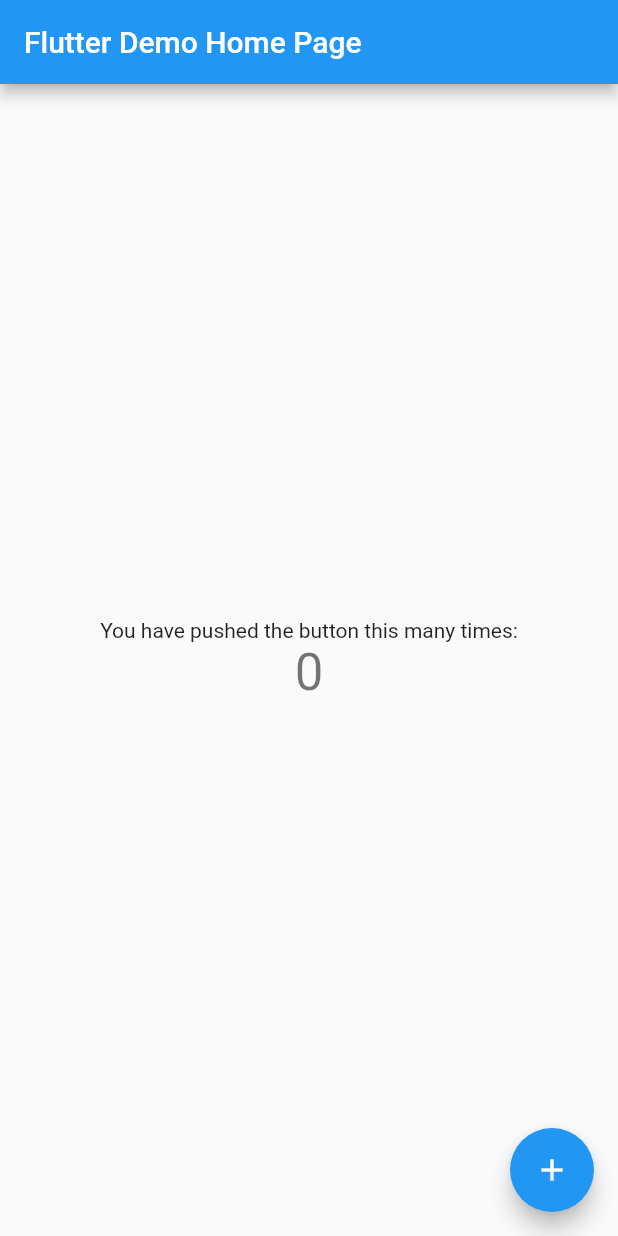
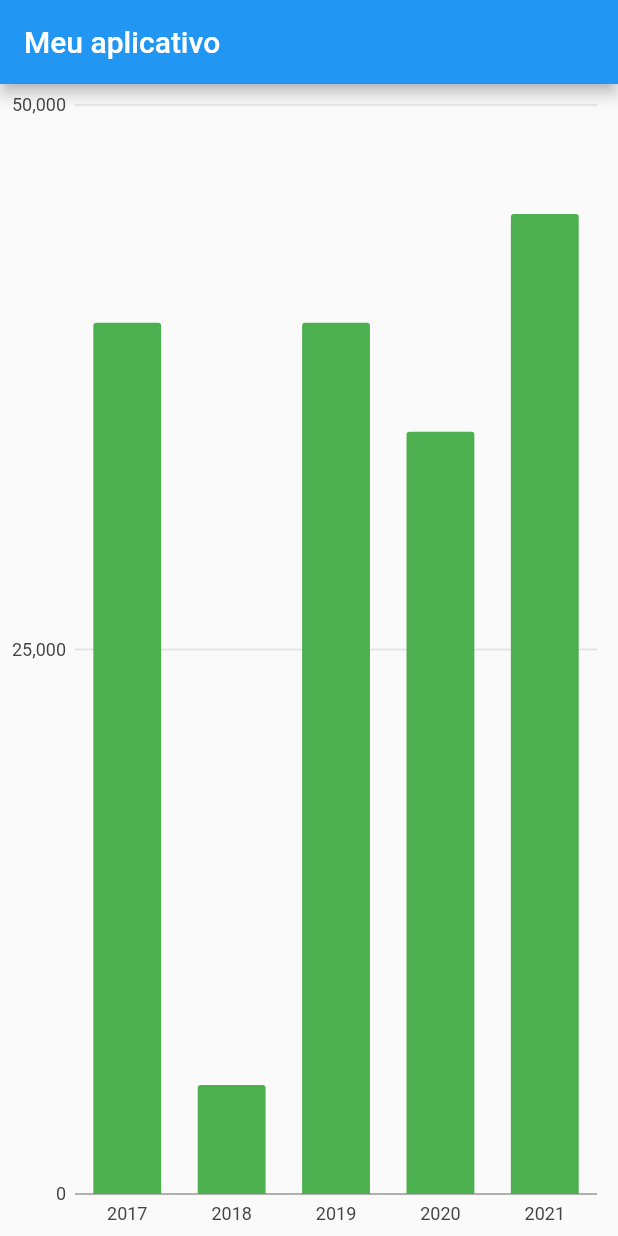
Before and after one commit to PabloVKF/quarteto-flutterastico, a Flutter app: the screen it shows after launch, on a phone screen of 412 x 824 dp. Run offline on Flutter 3.47's test engine with Material 2 defaults, Android fonts, the light colour scheme and no system bars; our stand-ins replace charts_flutter.

Commit message:
Added first chart bar

```diff
--- /dev/null
+++ b/lib/components/developer_chart.dart
@@ -0,0 +1,22 @@
+import 'package:flutter/material.dart';
+import 'package:charts_flutter/flutter.dart' as charts;
+import '../models/developer_series.dart';
+
+class DeveloperChart extends StatelessWidget {
+  final List<DeveloperSeries> data;
+
+  const DeveloperChart({Key? key, required this.data}) : super(key: key);
+  @override
+  Widget build(BuildContext context) {
+    List<charts.Series<DeveloperSeries, String>> series = [
+      charts.Series(
+          id: "developers",
+          data: data,
+          domainFn: (DeveloperSeries series, _) => series.year.toString(),
+          measureFn: (DeveloperSeries series, _) => series.developers,
+          colorFn: (DeveloperSeries series, _) => series.barColor)
+    ];
+
+    return charts.BarChart(series, animate: true);
+  }
+}
--- /dev/null
+++ b/lib/data/dummy_data.dart
@@ -0,0 +1,31 @@
+import 'package:charts_flutter/flutter.dart' as charts;
+import 'package:flutter/material.dart';
+import 'package:flutter_graph/models/developer_series.dart';
+
+final List<DeveloperSeries> dummyData = [
+  DeveloperSeries(
+    year: 2017,
+    developers: 40000,
+    barColor: charts.ColorUtil.fromDartColor(Colors.green),
+  ),
+  DeveloperSeries(
+    year: 2018,
+    developers: 5000,
+    barColor: charts.ColorUtil.fromDartColor(Colors.green),
+  ),
+  DeveloperSeries(
+    year: 2019,
+    developers: 40000,
+    barColor: charts.ColorUtil.fromDartColor(Colors.green),
+  ),
+  DeveloperSeries(
+    year: 2020,
+    developers: 35000,
+    barColor: charts.ColorUtil.fromDartColor(Colors.green),
+  ),
+  DeveloperSeries(
+    year: 2021,
+    developers: 45000,
+    barColor: charts.ColorUtil.fromDartColor(Colors.green),
+  ),
+];
--- a/lib/main.dart
+++ b/lib/main.dart
@@ -1,4 +1,5 @@
 import 'package:flutter/material.dart';
+import 'package:flutter_graph/pages/main_page.dart';
 
 void main() {
   runApp(const MyApp());
@@ -13,103 +14,10 @@
     return MaterialApp(
       title: 'Flutter Demo',
       theme: ThemeData(
-        // This is the theme of your application.
-        //
-        // Try running your application with "flutter run". You'll see the
-        // application has a blue toolbar. Then, without quitting the app, try
-        // changing the primarySwatch below to Colors.green and then invoke
-        // "hot reload" (press "r" in the console where you ran "flutter run",
-        // or simply save your changes to "hot reload" in a Flutter IDE).
-        // Notice that the counter didn't reset back to zero; the application
-        // is not restarted.
         primarySwatch: Colors.blue,
       ),
-      home: const MyHomePage(title: 'Flutter Demo Home Page'),
+      home: const HomePage(),
+      debugShowCheckedModeBanner: false,
     );
   }
 }
-
-class MyHomePage extends StatefulWidget {
-  const MyHomePage({Key? key, required this.title}) : super(key: key);
-
-  // This widget is the home page of your application. It is stateful, meaning
-  // that it has a State object (defined below) that contains fields that affect
-  // how it looks.
-
-  // This class is the configuration for the state. It holds the values (in this
-  // case the title) provided by the parent (in this case the App widget) and
-  // used by the build method of the State. Fields in a Widget subclass are
-  // always marked "final".
-
-  final String title;
-
-  @override
-  State<MyHomePage> createState() => _MyHomePageState();
-}
-
-class _MyHomePageState extends State<MyHomePage> {
-  int _counter = 0;
-
-  void _incrementCounter() {
-    setState(() {
-      // This call to setState tells the Flutter framework that something has
-      // changed in this State, which causes it to rerun the build method below
-      // so that the display can reflect the updated values. If we changed
-      // _counter without calling setState(), then the build method would not be
-      // called again, and so nothing would appear to happen.
-      _counter++;
-    });
-  }
-
-  @override
-  Widget build(BuildContext context) {
-    // This method is rerun every time setState is called, for instance as done
-    // by the _incrementCounter method above.
-    //
-    // The Flutter framework has been optimized to make rerunning build methods
-    // fast, so that you can just rebuild anything that needs updating rather
-    // than having to individually change instances of widgets.
-    return Scaffold(
-      appBar: AppBar(
-        // Here we take the value from the MyHomePage object that was created by
-        // the App.build method, and use it to set our appbar title.
-        title: Text(widget.title),
-      ),
-      body: Center(
-        // Center is a layout widget. It takes a single child and positions it
-        // in the middle of the parent.
-        child: Column(
-          // Column is also a layout widget. It takes a list of children and
-          // arranges them vertically. By default, it sizes itself to fit its
-          // children horizontally, and tries to be as tall as its parent.
-          //
-          // Invoke "debug painting" (press "p" in the console, choose the
-          // "Toggle Debug Paint" action from the Flutter Inspector in Android
-          // Studio, or the "Toggle Debug Paint" command in Visual Studio Code)
-          // to see the wireframe for each widget.
-          //
-          // Column has various properties to control how it sizes itself and
-          // how it positions its children. Here we use mainAxisAlignment to
-          // center the children vertically; the main axis here is the vertical
-          // axis because Columns are vertical (the cross axis would be
-          // horizontal).
-          mainAxisAlignment: MainAxisAlignment.center,
-          children: <Widget>[
-            const Text(
-              'You have pushed the button this many times:',
-            ),
-            Text(
-              '$_counter',
-              style: Theme.of(context).textTheme.headline4,
-            ),
-          ],
-        ),
-      ),
-      floatingActionButton: FloatingActionButton(
-        onPressed: _incrementCounter,
-        tooltip: 'Increment',
-        child: const Icon(Icons.add),
-      ), // This trailing comma makes auto-formatting nicer for build methods.
-    );
-  }
-}
--- /dev/null
+++ b/lib/models/developer_series.dart
@@ -0,0 +1,14 @@
+import 'package:charts_flutter/flutter.dart' as charts;
+import 'package:flutter/material.dart';
+
+class DeveloperSeries {
+  final int year;
+  final int developers;
+  final charts.Color barColor;
+
+  DeveloperSeries({
+    required this.year,
+    required this.developers,
+    required this.barColor,
+  });
+}
--- /dev/null
+++ b/lib/pages/main_page.dart
@@ -0,0 +1,24 @@
+import 'package:flutter/material.dart';
+import 'package:flutter_graph/components/developer_chart.dart';
+import 'package:flutter_graph/data/dummy_data.dart';
+
+class HomePage extends StatelessWidget {
+  const HomePage({Key? key}) : super(key: key);
+
+  @override
+  Widget build(BuildContext context) {
+    final data = dummyData;
+    return Scaffold(
+      appBar: AppBar(
+        title: Text('Meu aplicativo'),
+      ),
+      body: Center(
+        child: Center(
+          child: DeveloperChart(
+            data: data,
+          ),
+        ),
+      ),
+    );
+  }
+}
--- a/pubspec.yaml
+++ b/pubspec.yaml
@@ -29,6 +29,7 @@
 dependencies:
   flutter:
     sdk: flutter
+  charts_flutter: ^0.11.0
 
 
   # The following adds the Cupertino Icons font to your application.
```
Also changed, not shown: pubspec.lock.
